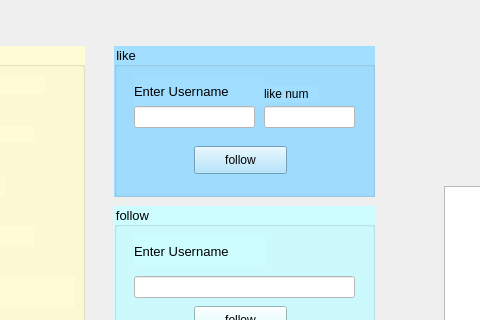
This is profile.ui in romina-kh/project2_rm as Qt 5 draws it before an edit; both pictures show x 296 to 776 and y 84 to 404 of the 1050 by 652 pixel window. The edited form follows.
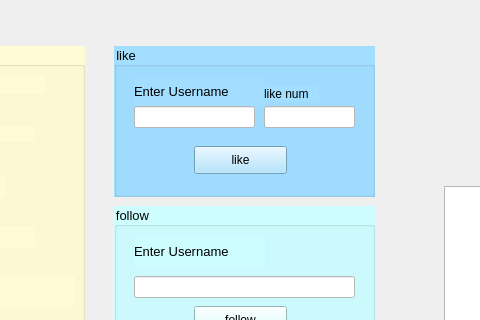
This is the edited form.

The edit to the form file:
```diff
--- a/profile.ui
+++ b/profile.ui
@@ -321,7 +321,7 @@
      </rect>
     </property>
     <property name="text">
-     <string>follow</string>
+     <string>like</string>
     </property>
    </widget>
    <widget class="QLineEdit" name="ln_likenum_pro">
```
